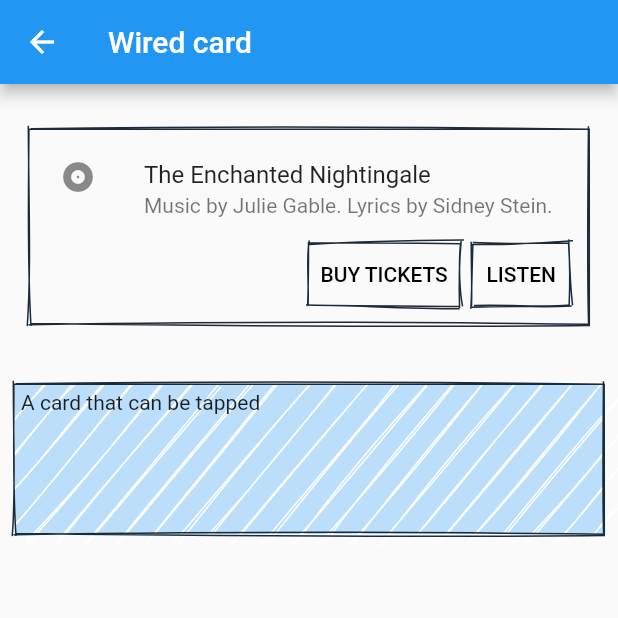
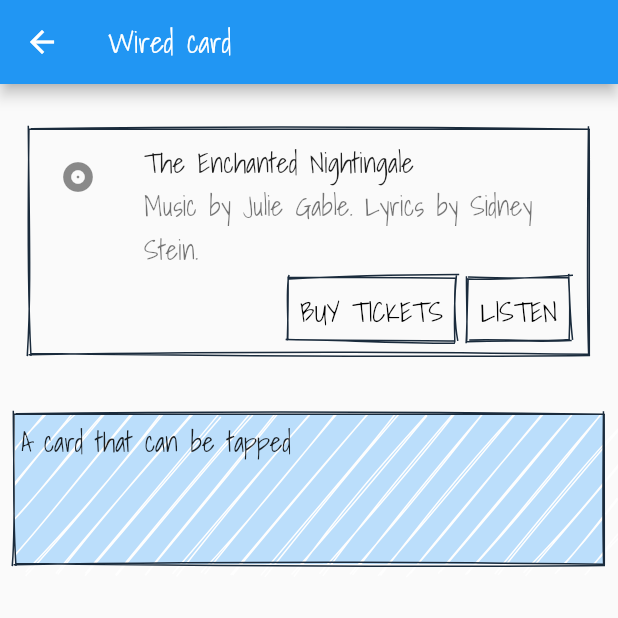
Before and after one commit to KevinZhang19870314/wired_elements, a Flutter app: the WiredCardExample screen opened directly, on a phone screen of 412 x 824 dp, the top half of it. Run offline on Flutter 3.47's test engine with Material 2 defaults, Android fonts, the phone set to English and light mode, and no system bars.

Commit message:
feat: add hand writing fonts

```diff
--- a/example/lib/demos.dart
+++ b/example/lib/demos.dart
@@ -5,6 +5,8 @@ import 'package:example/src/wired_dialog_example.dart';
 import 'package:example/src/wired_divider_example.dart';
 import 'package:flutter/material.dart';
 import 'src/wired_button_example.dart';
+
+final String handWriting = 'Shadows Into Light';
 
 final List<Demo> demos = [
   NormalDemo(
--- a/example/lib/src/wired_card_example.dart
+++ b/example/lib/src/wired_card_example.dart
@@ -1,5 +1,7 @@
 import 'package:flutter/material.dart';
 import 'package:wired_elements/wired_elements.dart';
+
+import 'wired_text.dart';
 
 class WiredCardExample extends StatelessWidget {
   final String title;
@@ -9,7 +11,10 @@ class WiredCardExample extends StatelessWidget {
   Widget build(BuildContext context) {
     return Scaffold(
       appBar: AppBar(
-        title: Text('$title'),
+        title: WiredText(
+          '$title',
+          fontSize: 20.0,
+        ),
       ),
       body: Column(
         children: [
@@ -17,26 +22,27 @@ class WiredCardExample extends StatelessWidget {
           Padding(
             padding: EdgeInsets.symmetric(horizontal: 20.0),
             child: WiredCard(
+              height: 150.0,
               fill: false,
               child: Column(
                 mainAxisSize: MainAxisSize.min,
                 children: <Widget>[
                   const ListTile(
                     leading: Icon(Icons.album),
-                    title: Text('The Enchanted Nightingale'),
-                    subtitle:
-                        Text('Music by Julie Gable. Lyrics by Sidney Stein.'),
+                    title: WiredText('The Enchanted Nightingale'),
+                    subtitle: WiredText(
+                        'Music by Julie Gable. Lyrics by Sidney Stein.'),
                   ),
                   Row(
                     mainAxisAlignment: MainAxisAlignment.end,
                     children: <Widget>[
                       WiredButton(
-                        child: const Text('BUY TICKETS'),
+                        child: const WiredText('BUY TICKETS'),
                         onPressed: () {/* ... */},
                       ),
                       const SizedBox(width: 8),
                       WiredButton(
-                        child: const Text('LISTEN'),
+                        child: const WiredText('LISTEN'),
                         onPressed: () {/* ... */},
                       ),
                       const SizedBox(width: 8),
@@ -61,7 +67,7 @@ class WiredCardExample extends StatelessWidget {
                 child: const SizedBox(
                   width: 300,
                   height: 100,
-                  child: Text('A card that can be tapped'),
+                  child: WiredText('A card that can be tapped'),
                 ),
               ),
             ),
--- /dev/null
+++ b/example/lib/src/wired_text.dart
@@ -0,0 +1,31 @@
+import 'package:example/demos.dart';
+import 'package:flutter/material.dart';
+
+class WiredText extends StatelessWidget {
+  final String data;
+  final FontWeight? fontWeight;
+  final double? fontSize;
+  final Color? color;
+
+  const WiredText(
+    this.data, {
+    Key? key,
+    this.fontWeight = FontWeight.w500,
+    this.fontSize = 18.0,
+    this.color,
+  }) : super(key: key);
+
+  @override
+  Widget build(BuildContext context) {
+    return Text(
+      data,
+      style: TextStyle(
+        decoration: TextDecoration.none,
+        fontFamily: handWriting,
+        fontWeight: fontWeight,
+        fontSize: fontSize,
+        color: color,
+      ),
+    );
+  }
+}
```
Also changed, not shown: example/assets/fonts/OFL.txt (added, +93 -0 lines), example/lib/home_page.dart (+11 -3 lines), example/lib/src/wired_button_example.dart (+9 -5 lines), example/lib/src/wired_checkbox_example.dart (+6 -2 lines), example/lib/src/wired_combo_example.dart (+7 -3 lines), example/lib/src/wired_dialog_example.dart (+15 -7 lines), example/lib/src/wired_divider_example.dart (+14 -10 lines), example/pubspec.yaml (+4 -6 lines), example/assets/fonts/ShadowsIntoLight-Regular.ttf (added).
